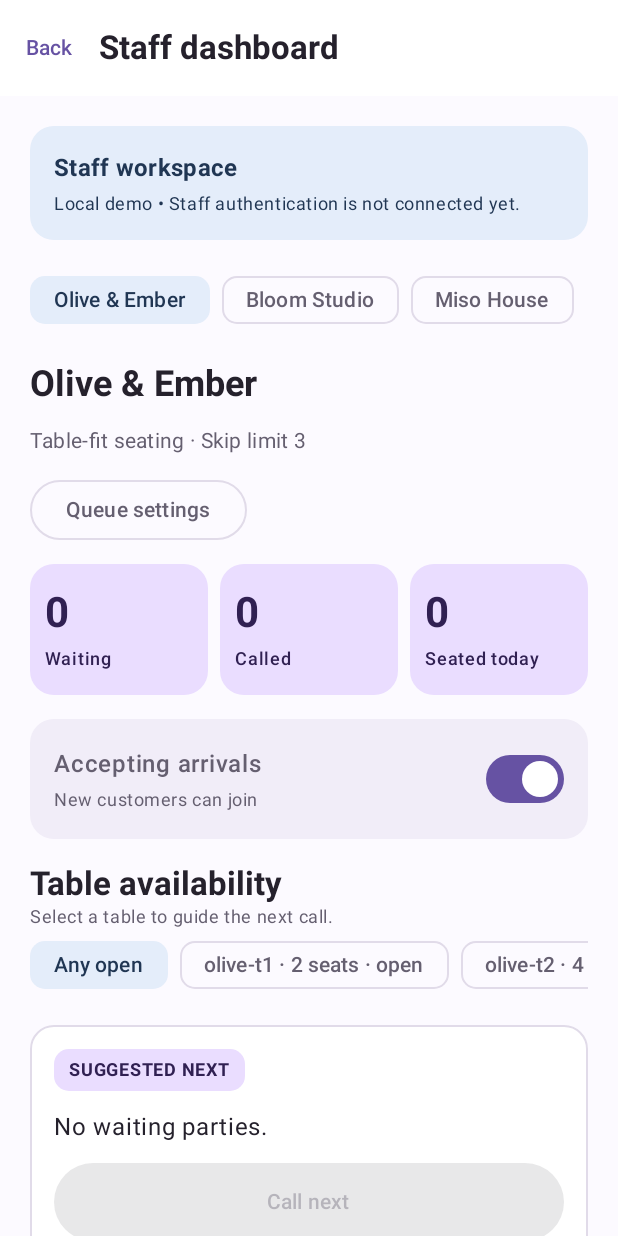
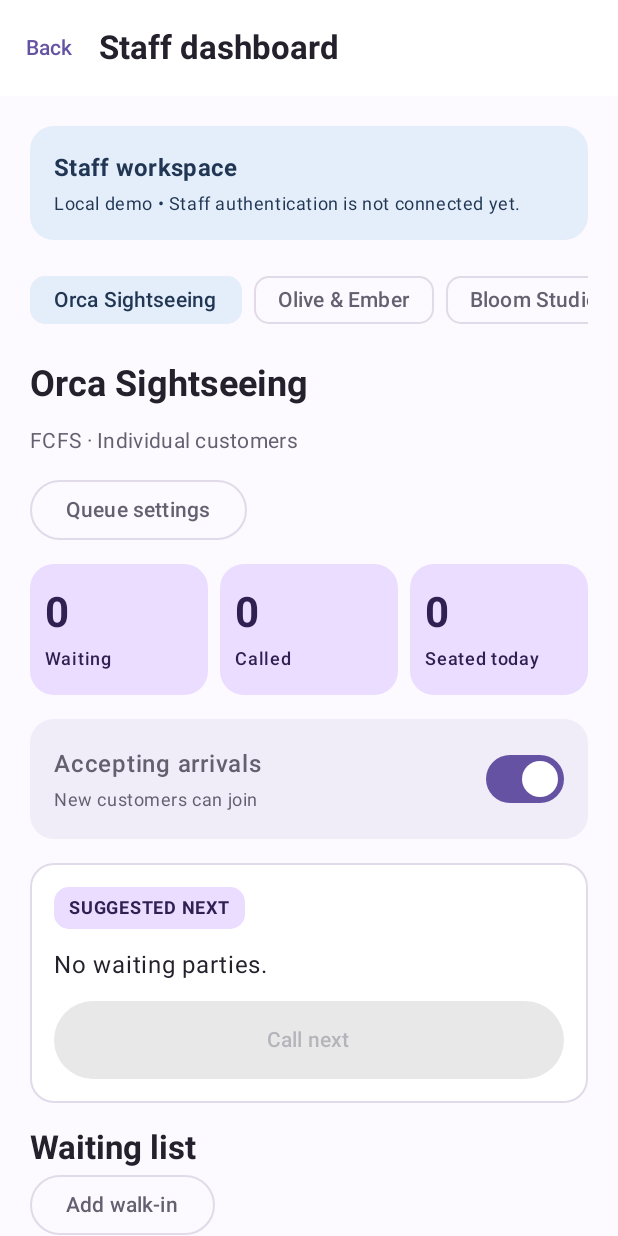
Before and after one commit to namz0516/CS501-NextIn, an Android app built with Jetpack Compose: the screen it shows after launch (MainActivity), after a tap on "Business Staff", on a phone screen of 412 x 824 dp. Run offline under Robolectric (Android 15) with nearby library versions, the phone set to English and light mode, and no system bars; our stand-ins replace Room's generated code; libraries missing offline, so code that uses them is left out: com.google.mlkit.vision; 3 statements that could not run were skipped.

Commit message:
added qr scanner with orca sightseeing as an example business

```diff
--- a/app/build.gradle.kts
+++ b/app/build.gradle.kts
@@ -61,6 +61,9 @@ dependencies {
 
     implementation("com.google.android.gms:play-services-wearable:19.0.0")
 
+    // Google Code Scanner provides a camera-based QR scanner without an app camera permission.
+    implementation("com.google.android.gms:play-services-code-scanner:16.1.0")
+
     // Google loc
     // google places api
     implementation("com.google.android.libraries.places:places:4.2.0")
@@ -70,6 +73,7 @@ dependencies {
     implementation("androidx.datastore:datastore-preferences:1.1.7")
     //material comp, needed by sdk
     implementation("com.google.android.material:material:1.12.0")
+
 }
 
 
--- a/app/src/main/java/com/example/nextin/MainActivity.kt
+++ b/app/src/main/java/com/example/nextin/MainActivity.kt
@@ -1,6 +1,12 @@
 package com.example.nextin
 
 import android.os.Bundle
+import android.widget.Toast
+import com.google.mlkit.vision.barcode.common.Barcode
+import com.google.mlkit.vision.codescanner.GmsBarcodeScanning
+import com.google.mlkit.vision.codescanner.GmsBarcodeScannerOptions
+import android.content.Intent
+import androidx.compose.runtime.mutableStateOf
 import androidx.activity.ComponentActivity
 import androidx.activity.compose.setContent
 import androidx.compose.foundation.layout.fillMaxSize
@@ -11,8 +17,44 @@ import com.example.nextin.ui.theme.NextInTheme
 import com.google.android.libraries.places.api.Places
 
 class MainActivity : ComponentActivity() {
+    private val pendingJoinBusiness = mutableStateOf<String?>(null)
+
+    private fun receiveJoinLink(intent: Intent?) {
+        val uri = intent?.data ?: return
+        if (uri.scheme == "nextin" && uri.host == "join") {
+            pendingJoinBusiness.value = uri.pathSegments.firstOrNull()
+        }
+    }
+
+    override fun onNewIntent(intent: Intent) {
+        super.onNewIntent(intent)
+        setIntent(intent)
+        receiveJoinLink(intent)
+    }
+
+    private fun scanQueueQr() {
+        val options = GmsBarcodeScannerOptions.Builder()
+            .setBarcodeFormats(Barcode.FORMAT_QR_CODE)
+            .enableAutoZoom()
+            .build()
+        GmsBarcodeScanning.getClient(this, options).startScan()
+            .addOnSuccessListener { barcode ->
+                val uri = barcode.rawValue?.let(android.net.Uri::parse)
+                if (uri?.scheme == "nextin" && uri.host == "join" &&
+                    uri.pathSegments.singleOrNull() == "orca-sightseeing") {
+                    pendingJoinBusiness.value = "orca-sightseeing"
+                } else {
+                    Toast.makeText(this, "This QR code is not a supported NextIn queue.", Toast.LENGTH_LONG).show()
+                }
+            }
+            .addOnFailureListener {
+                Toast.makeText(this, "Could not scan QR: ${it.localizedMessage}", Toast.LENGTH_LONG).show()
+            }
+    }
+
     override fun onCreate(savedInstanceState: Bundle?) {
         super.onCreate(savedInstanceState)
+        receiveJoinLink(intent)
         //to initialize google places sdk when nextin starts
         if (BuildConfig.PLACES_API_KEY.isNotBlank() && !Places.isInitialized()) {
             Places.initializeWithNewPlacesApiEnabled(
@@ -23,7 +65,11 @@ class MainActivity : ComponentActivity() {
 
         setContent {
             NextInTheme {
-                Surface(modifier = Modifier.fillMaxSize()) { AppNavigation() }
+                Surface(modifier = Modifier.fillMaxSize()) { AppNavigation(
+                    pendingJoinBusinessId = pendingJoinBusiness.value,
+                    onJoinLinkHandled = { pendingJoinBusiness.value = null },
+                    onScanQr = { scanQueueQr() }
+                ) }
             }
         }
     }
--- a/app/src/main/java/com/example/nextin/data/sample/SampleBusinessData.kt
+++ b/app/src/main/java/com/example/nextin/data/sample/SampleBusinessData.kt
@@ -9,6 +9,20 @@ import com.example.nextin.data.model.SeatingMode
 object SampleBusinessData {
 
     val businesses: List<Business> = listOf(
+        Business(
+            id = "orca-sightseeing",
+            name = "Orca Sightseeing",
+            address = "Demo business — location not verified",
+            description = "NextIn QR check-in demonstration queue. Not affiliated with a real operator.",
+            type = BusinessType.OTHER,
+            queueOpen = true,
+            settings = BusinessSettings(
+                seatingMode = SeatingMode.FCFS,
+                maxPartySize = 8,
+                averageServiceMinutes = 20,
+                gracePeriodMinutes = 5
+            )
+        ),
         Business(
             id = "olive-ember",
             name = "Olive & Ember",
--- a/app/src/main/java/com/example/nextin/navigation/AppNavigation.kt
+++ b/app/src/main/java/com/example/nextin/navigation/AppNavigation.kt
@@ -4,6 +4,7 @@ import android.net.Uri
 import androidx.compose.foundation.layout.*
 import androidx.compose.material3.*
 import androidx.compose.runtime.getValue
+import androidx.compose.runtime.LaunchedEffect
 import androidx.compose.ui.Alignment
 import androidx.compose.ui.Modifier
 import androidx.compose.ui.unit.dp
@@ -37,7 +38,10 @@ object Routes {
 
 @Composable
 fun AppNavigation(
-    queueViewModel: QueueViewModel = viewModel()
+    queueViewModel: QueueViewModel = viewModel(),
+    pendingJoinBusinessId: String? = null,
+    onJoinLinkHandled: () -> Unit = {},
+    onScanQr: () -> Unit = {}
 ) {
     val ready by queueViewModel.ready.collectAsStateWithLifecycle()
     val loading by queueViewModel.loading.collectAsStateWithLifecycle()
@@ -58,6 +62,22 @@ fun AppNavigation(
 
     val navController = rememberNavController()
 
+    LaunchedEffect(pendingJoinBusinessId, ready) {
+        if (ready && pendingJoinBusinessId != null) {
+            // Only permit QR links to known local businesses, not arbitrary IDs.
+            val known = queueViewModel.state.value.businesses.any {
+                it.id == pendingJoinBusinessId
+            }
+            if (known) {
+                navController.navigate(Routes.joinQueue(pendingJoinBusinessId)) {
+                    launchSingleTop = true
+                }
+            }
+            onJoinLinkHandled()
+        }
+    }
+
+
     NavHost(
         navController = navController,
         startDestination = Routes.WELCOME
@@ -69,7 +89,8 @@ fun AppNavigation(
                 },
                 onStaffClick = {
                     navController.navigate(Routes.STAFF)
-                }
+                },
+                onScanQr = onScanQr
             )
         }
 
--- a/app/src/main/java/com/example/nextin/ui/queue/QueueViewModel.kt
+++ b/app/src/main/java/com/example/nextin/ui/queue/QueueViewModel.kt
@@ -76,8 +76,15 @@ class QueueViewModel(application: Application) : AndroidViewModel(application) {
                 try {
                     val repo = withContext(Dispatchers.IO) {
                         val saved = store.load()
-                        val snapshot = saved ?: QueueSnapshot(SampleBusinessData.businesses)
-                        if (saved == null) store.save(snapshot)
+                        val snapshot = if (saved == null) {
+                            QueueSnapshot(SampleBusinessData.businesses)
+                        } else {
+                            val missing = SampleBusinessData.businesses.filter { sample ->
+                                sample.id == "orca-sightseeing" && saved.businesses.none { it.id == sample.id }
+                            }
+                            if (missing.isEmpty()) saved else saved.copy(businesses = saved.businesses + missing)
+                        }
+                        if (saved == null || snapshot != saved) store.save(snapshot)
                         LocalQueueRepository(
                             initialBusinesses = snapshot.businesses,
                             initialEntries = snapshot.entries,
--- a/app/src/main/java/com/example/nextin/ui/welcome/WelcomeScreen.kt
+++ b/app/src/main/java/com/example/nextin/ui/welcome/WelcomeScreen.kt
@@ -13,7 +13,7 @@ import androidx.compose.ui.unit.dp
 import androidx.compose.ui.unit.sp
 
 @Composable
-fun WelcomeScreen(onCustomerClick: () -> Unit, onStaffClick: () -> Unit) {
+fun WelcomeScreen(onCustomerClick: () -> Unit, onStaffClick: () -> Unit, onScanQr: () -> Unit) {
     Scaffold { padding ->
         Column(
             modifier = Modifier
@@ -24,6 +24,11 @@ fun WelcomeScreen(onCustomerClick: () -> Unit, onStaffClick: () -> Unit) {
             horizontalAlignment = Alignment.CenterHorizontally,
             verticalArrangement = Arrangement.spacedBy(24.dp)
         ) {
+            OutlinedButton(
+                onClick = onScanQr,
+                modifier = Modifier.align(Alignment.End)
+            ) { Text("Scan QR") }
+
             Surface(
                 shape = MaterialTheme.shapes.extraLarge,
                 color = MaterialTheme.colorScheme.primaryContainer
```
Also changed, not shown: app/src/main/AndroidManifest.xml (+7 -0 lines), 3 other files.
